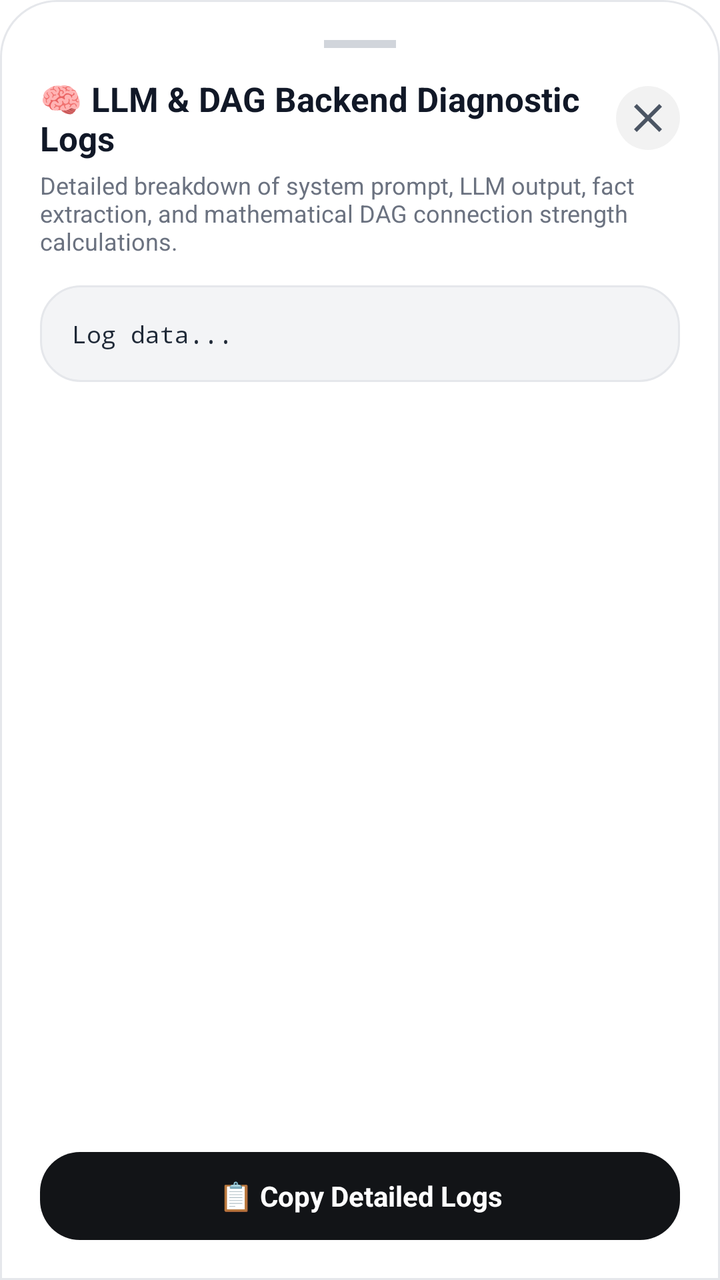
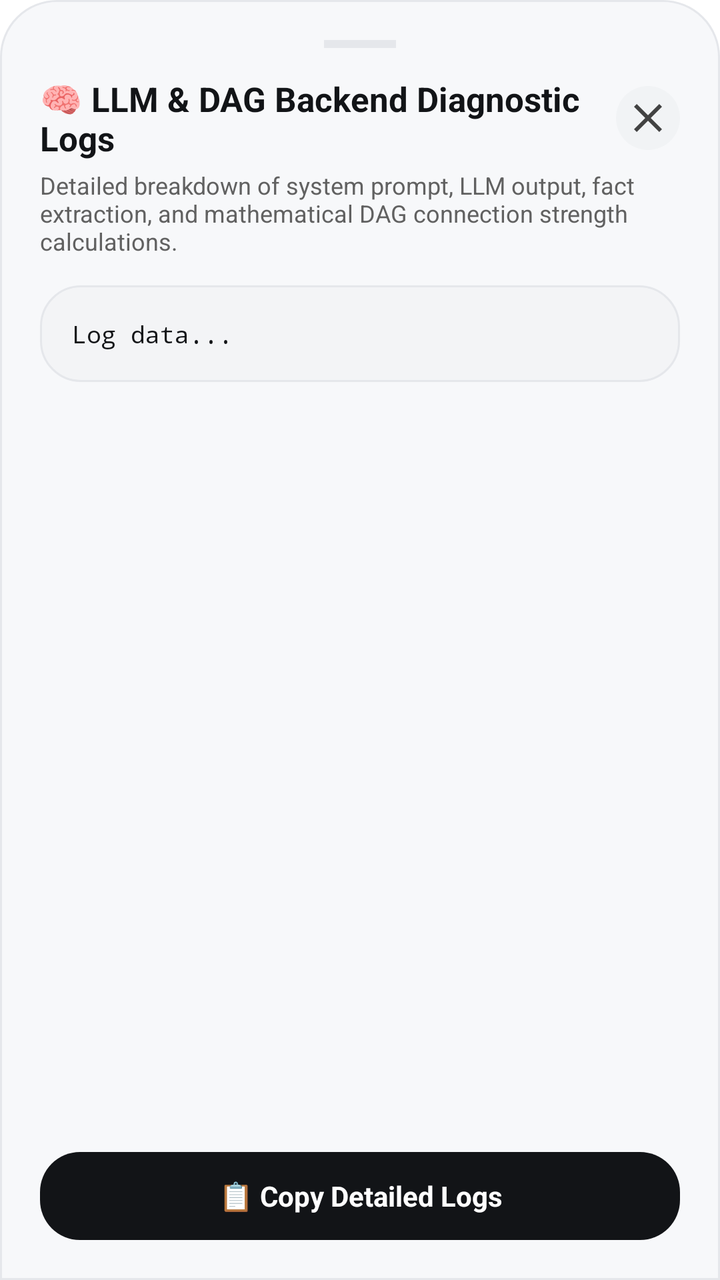

Two renders of the same Android screen: before a commit and after it. Below are the layout's source before the change and the commit's diff.
<!-- AndroidManifest.xml: application theme Theme.AppTempeLate -->
<!-- res/layout/dialog_ai_message_logs.xml -->
<?xml version="1.0" encoding="utf-8"?>
<LinearLayout xmlns:android="http://schemas.android.com/apk/res/android"
    xmlns:app="http://schemas.android.com/apk/res-auto"
    android:layout_width="match_parent"
    android:layout_height="wrap_content"
    android:background="@drawable/bg_bottom_sheet_rounded_top"
    android:orientation="vertical"
    android:padding="20dp">

    
    <View
        android:layout_width="36dp"
        android:layout_height="4dp"
        android:layout_gravity="center_horizontal"
        android:layout_marginBottom="14dp"
        android:background="#D1D5DB" />

    
    <LinearLayout
        android:layout_width="match_parent"
        android:layout_height="wrap_content"
        android:gravity="center_vertical"
        android:orientation="horizontal">

        <TextView
            android:layout_width="0dp"
            android:layout_height="wrap_content"
            android:layout_weight="1"
            android:text="🧠 LLM &amp; DAG Backend Diagnostic Logs"
            android:textColor="#111827"
            android:textSize="17sp"
            android:textStyle="bold" />

        <ImageButton
            android:id="@+id/btnCloseLogs"
            android:layout_width="32dp"
            android:layout_height="32dp"
            android:background="@drawable/bg_circle_icon_button"
            android:contentDescription="Close"
            android:padding="6dp"
            android:src="@drawable/ic_close"
            app:tint="#4B5563" />

    </LinearLayout>

    <TextView
        android:layout_width="match_parent"
        android:layout_height="wrap_content"
        android:layout_marginTop="4dp"
        android:text="Detailed breakdown of system prompt, LLM output, fact extraction, and mathematical DAG connection strength calculations."
        android:textColor="#6B7280"
        android:textSize="12sp" />

    <ScrollView
        android:layout_width="match_parent"
        android:layout_height="0dp"
        android:layout_weight="1"
        android:layout_marginTop="14dp"
        android:clipToPadding="false"
        android:paddingBottom="16dp">

        <LinearLayout
            android:layout_width="match_parent"
            android:layout_height="wrap_content"
            android:orientation="vertical">

            
            <TextView
                android:id="@+id/tvLogContent"
                android:layout_width="match_parent"
                android:layout_height="wrap_content"
                android:background="@drawable/bg_metallic_card"
                android:fontFamily="monospace"
                android:lineSpacingExtra="3dp"
                android:padding="16dp"
                android:text="Log data..."
                android:textColor="#1F2937"
                android:textSize="12sp" />

        </LinearLayout>

    </ScrollView>

    <TextView
        android:id="@+id/btnCopyLog"
        android:layout_width="match_parent"
        android:layout_height="44dp"
        android:layout_marginTop="12dp"
        android:background="@drawable/bg_chip_selected"
        android:gravity="center"
        android:text="📋 Copy Detailed Logs"
        android:textColor="#FFFFFF"
        android:textSize="14sp"
        android:textStyle="bold" />

</LinearLayout>
<!-- resources referenced by this layout -->
<resources>
  <!-- drawable bg_bottom_sheet_rounded_top (drawable) -->
  <?xml version="1.0" encoding="utf-8"?>
  <shape xmlns:android="http://schemas.android.com/apk/res/android"
      android:shape="rectangle">
      <solid android:color="#FFFFFF" />
      <corners
          android:topLeftRadius="28dp"
          android:topRightRadius="28dp"
          android:bottomLeftRadius="0dp"
          android:bottomRightRadius="0dp" />
      <stroke
          android:width="1dp"
          android:color="#E5E7EB" />
  </shape>
  <!-- drawable bg_chip_selected (drawable) -->
  <?xml version="1.0" encoding="utf-8"?>
  <shape xmlns:android="http://schemas.android.com/apk/res/android"
      android:shape="rectangle">
      <solid android:color="#121417" />
      <corners android:radius="20dp" />
  </shape>
  <!-- drawable bg_circle_icon_button (drawable) -->
  <?xml version="1.0" encoding="utf-8"?>
  <ripple xmlns:android="http://schemas.android.com/apk/res/android"
      android:color="#1F000000">
      <item>
          <shape android:shape="oval">
              <solid android:color="#0D000000" />
          </shape>
      </item>
  </ripple>
  <!-- drawable bg_metallic_card (drawable) -->
  <?xml version="1.0" encoding="utf-8"?>
  <shape xmlns:android="http://schemas.android.com/apk/res/android"
      android:shape="rectangle">
      <solid android:color="#F3F4F6" />
      <corners android:radius="20dp" />
      <stroke
          android:width="1dp"
          android:color="#E5E7EB" />
  </shape>
  <!-- drawable ic_close (drawable) -->
  <vector xmlns:android="http://schemas.android.com/apk/res/android"
      android:width="24dp"
      android:height="24dp"
      android:viewportWidth="24"
      android:viewportHeight="24">
    <path
        android:fillColor="#D8DCDE"
        android:pathData="M19,6.41L17.59,5 12,10.59 6.41,5 5,6.41 10.59,12 5,17.59 6.41,19 12,13.41 17.59,19 19,17.59 13.41,12z"/>
  </vector>
  <style name="Theme.AppTempeLate" parent="Theme.MaterialComponents.DayNight.NoActionBar">
          
          <item name="windowActionBar">false</item>
          <item name="windowNoTitle">true</item>
          <item name="android:windowActionBar">false</item>
          <item name="android:windowNoTitle">true</item>
  
          
          <item name="android:windowBackground">@color/white</item>
          <item name="android:statusBarColor">@color/white</item>
          <item name="android:windowLightStatusBar">true</item>
          <item name="android:navigationBarColor">@color/white</item>
      </style>
  <color name="white">#FFFFFF</color>
</resources>

<!-- the commit's change to res/layout/dialog_ai_message_logs.xml (unified diff, before → after) -->
@@ -13,7 +13,7 @@
         android:layout_height="4dp"
         android:layout_gravity="center_horizontal"
         android:layout_marginBottom="14dp"
-        android:background="#D1D5DB" />
+        android:background="@color/app_card_border" />
 
     
     <LinearLayout
@@ -27,7 +27,7 @@
             android:layout_height="wrap_content"
             android:layout_weight="1"
             android:text="🧠 LLM &amp; DAG Backend Diagnostic Logs"
-            android:textColor="#111827"
+            android:textColor="@color/text_primary"
             android:textSize="17sp"
             android:textStyle="bold" />
 
@@ -39,7 +39,7 @@
             android:contentDescription="Close"
             android:padding="6dp"
             android:src="@drawable/ic_close"
-            app:tint="#4B5563" />
+            app:tint="@color/icon_tint" />
 
     </LinearLayout>
 
@@ -48,7 +48,7 @@
         android:layout_height="wrap_content"
         android:layout_marginTop="4dp"
         android:text="Detailed breakdown of system prompt, LLM output, fact extraction, and mathematical DAG connection strength calculations."
-        android:textColor="#6B7280"
+        android:textColor="@color/text_secondary"
         android:textSize="12sp" />
 
     <ScrollView
@@ -74,7 +74,7 @@
                 android:lineSpacingExtra="3dp"
                 android:padding="16dp"
                 android:text="Log data..."
-                android:textColor="#1F2937"
+                android:textColor="@color/text_primary"
                 android:textSize="12sp" />
 
         </LinearLayout>
<!-- resource entries referenced after the edit -->
@@ -1,10 +1,14 @@
 <!-- resources referenced by this layout -->
 <resources>
+  <color name="app_card_border">#E5E7EB</color>
+  <color name="icon_tint">#424242</color>
+  <color name="text_primary">#121417</color>
+  <color name="text_secondary">#616161</color>
   <!-- drawable bg_bottom_sheet_rounded_top (drawable) -->
   <?xml version="1.0" encoding="utf-8"?>
   <shape xmlns:android="http://schemas.android.com/apk/res/android"
       android:shape="rectangle">
-      <solid android:color="#FFFFFF" />
+      <solid android:color="@color/app_surface_background" />
       <corners
           android:topLeftRadius="28dp"
           android:topRightRadius="28dp"
@@ -12,13 +16,13 @@
           android:bottomRightRadius="0dp" />
       <stroke
           android:width="1dp"
-          android:color="#E5E7EB" />
+          android:color="@color/app_card_border" />
   </shape>
   <!-- drawable bg_chip_selected (drawable) -->
   <?xml version="1.0" encoding="utf-8"?>
   <shape xmlns:android="http://schemas.android.com/apk/res/android"
       android:shape="rectangle">
-      <solid android:color="#121417" />
+      <solid android:color="@color/text_primary" />
       <corners android:radius="20dp" />
   </shape>
   <!-- drawable bg_circle_icon_button (drawable) -->
@@ -27,7 +31,7 @@
       android:color="#1F000000">
       <item>
           <shape android:shape="oval">
-              <solid android:color="#0D000000" />
+              <solid android:color="@color/app_icon_button_background" />
           </shape>
       </item>
   </ripple>
@@ -35,11 +39,11 @@
   <?xml version="1.0" encoding="utf-8"?>
   <shape xmlns:android="http://schemas.android.com/apk/res/android"
       android:shape="rectangle">
-      <solid android:color="#F3F4F6" />
+      <solid android:color="@color/app_card_background" />
       <corners android:radius="20dp" />
       <stroke
           android:width="1dp"
-          android:color="#E5E7EB" />
+          android:color="@color/app_card_border" />
   </shape>
   <!-- drawable ic_close (drawable) -->
   <vector xmlns:android="http://schemas.android.com/apk/res/android"
@@ -51,19 +55,24 @@
         android:fillColor="#D8DCDE"
         android:pathData="M19,6.41L17.59,5 12,10.59 6.41,5 5,6.41 10.59,12 5,17.59 6.41,19 12,13.41 17.59,19 19,17.59 13.41,12z"/>
   </vector>
-  <style name="Theme.AppTempeLate" parent="Theme.MaterialComponents.DayNight.NoActionBar">
+  <style name="Theme.AppTempeLate" parent="Theme.Material3.DayNight.NoActionBar">
           
           <item name="windowActionBar">false</item>
           <item name="windowNoTitle">true</item>
           <item name="android:windowActionBar">false</item>
           <item name="android:windowNoTitle">true</item>
   
-          
-          <item name="android:windowBackground">@color/white</item>
-          <item name="android:statusBarColor">@color/white</item>
+          <item name="android:windowBackground">@color/app_window_background</item>
+          <item name="android:statusBarColor">@color/app_window_background</item>
+          <item name="android:navigationBarColor">@color/app_window_background</item>
           <item name="android:windowLightStatusBar">true</item>
-          <item name="android:navigationBarColor">@color/white</item>
+          <item name="colorSurface">@color/app_surface_background</item>
+          <item name="colorOnSurface">@color/text_primary</item>
+          <item name="colorBackgroundFloating">@color/app_surface_background</item>
       </style>
-  <color name="white">#FFFFFF</color>
+  <color name="app_surface_background">#F7F8FA</color>
+  <color name="app_icon_button_background">#F1F3F5</color>
+  <color name="app_card_background">#F3F4F6</color>
+  <color name="app_window_background">#FFFFFF</color>
 </resources>
 
